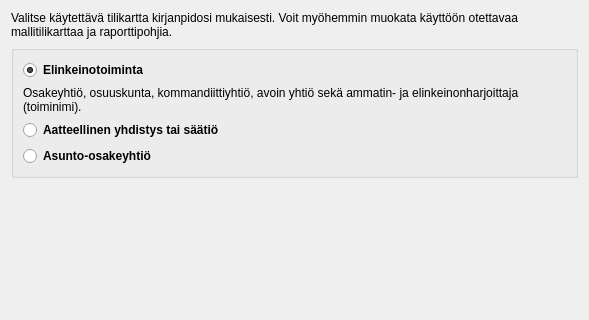
First picture: the form in kitsas/uusikirjanpito/uusitilikartta.ui, repository artoh/kitupiikki, before the edit; both pictures show x 0 to 589 and y 0 to 320 of the 589 by 495 pixel window.
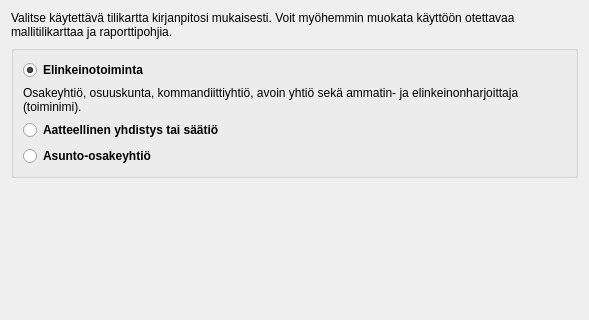
Second picture: the form after the edit. Icons and pictures are not drawn.

Commit message:
Add English translations to kitsas_en.ts
Small commit to add English translations to kitsas_en.ts.
I'm not an accountant, and didn't check correctness of all the translations.
Also fix a typo in uusitilikartta.ui and add kitsas_en.ts to tr.qrc.
Partially fixes #1285.
More work is needed for full English translation of the app.

Patch:
```diff
--- a/kitsas/uusikirjanpito/uusitilikartta.ui
+++ b/kitsas/uusikirjanpito/uusitilikartta.ui
@@ -17,7 +17,7 @@
    <item>
     <widget class="QLabel" name="label">
      <property name="text">
-      <string>&lt;html&gt;&lt;head/&gt;&lt;body&gt;&lt;p&gt;Valitse käytettävä tilikartta kirjanpidosi mukaisesti. Voit myöhemmin muokata käyttöön otettavaa mallitilikarttaa ja raporttipohjia.&lt;/p&gt;&lt;/body&gt;&lt;/html&gt;</string>
+      <string>&lt;html&gt;&lt;head/&gt;&lt;body&gt;&lt;p&gt;Valitse käytettävä tilikartta kirjanpitosi mukaisesti. Voit myöhemmin muokata käyttöön otettavaa mallitilikarttaa ja raporttipohjia.&lt;/p&gt;&lt;/body&gt;&lt;/html&gt;</string>
      </property>
      <property name="wordWrap">
       <bool>true</bool>
```
The commit also changes 2 other files.
